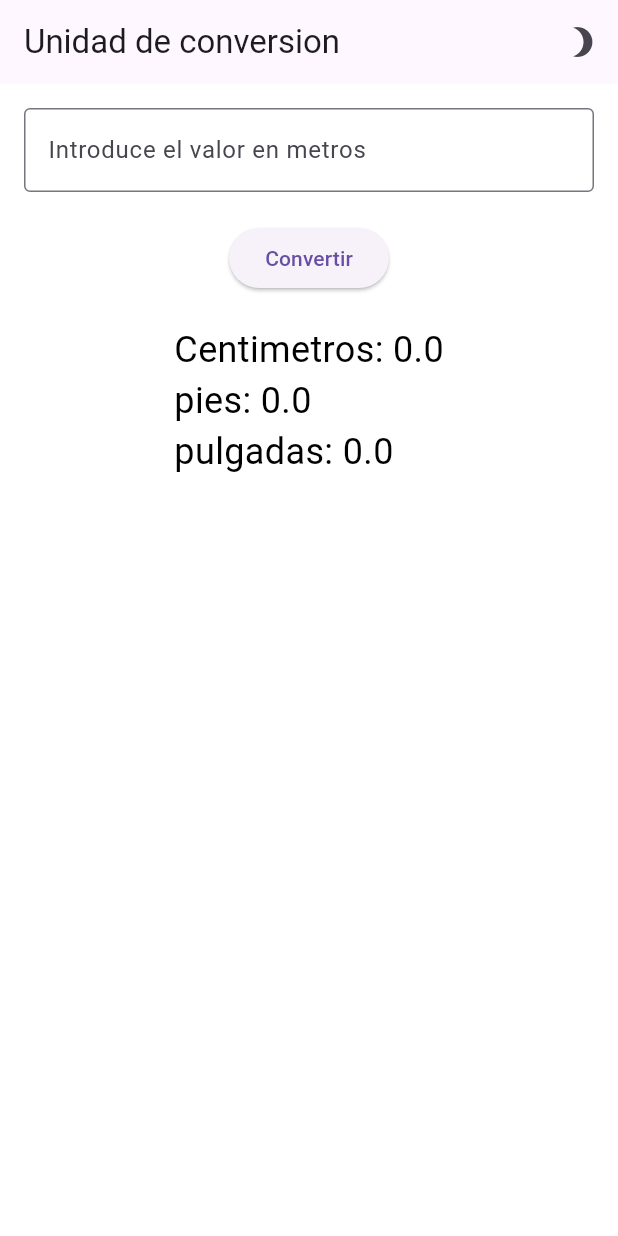
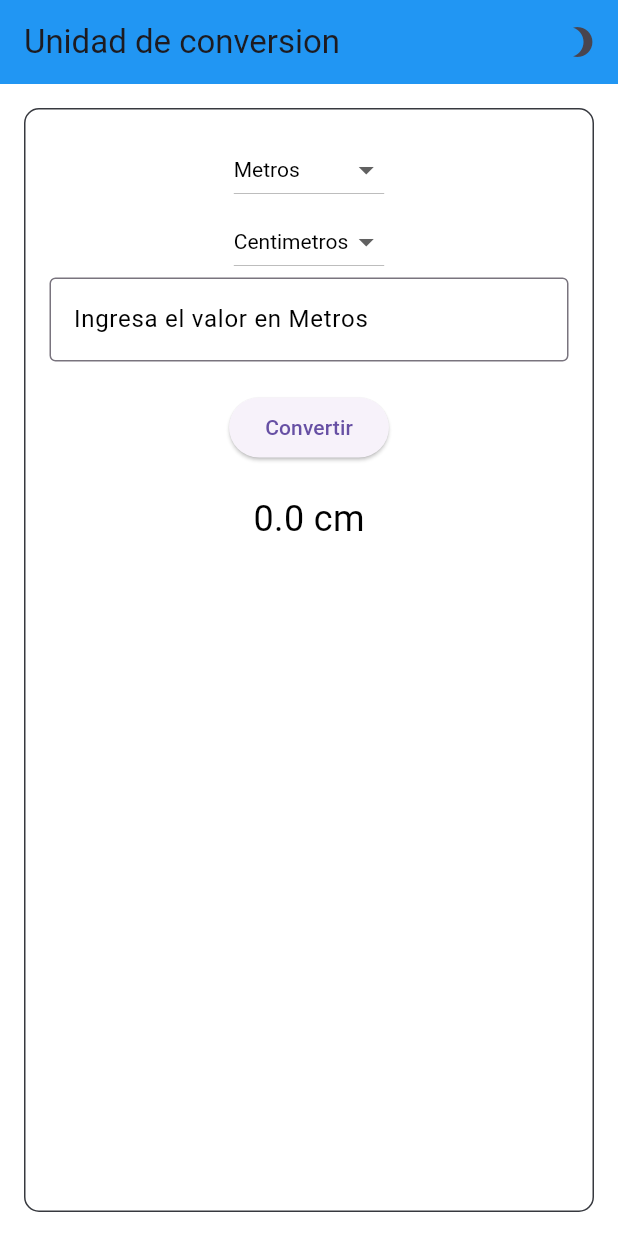
Before and after one commit to Police65/medidorLongitud, a Flutter app: the screen it shows after launch, after a tap on "Convertir", on a phone screen of 412 x 824 dp. Run offline on Flutter 3.47's test engine with Material 3 defaults, Android fonts, the phone set to English and light mode, and no system bars.

Commit message:
V1.1.0
Versión 1.1.0
- Se agregó la funcionalidad de cambiar el color del texto a blanco en modo oscuro para mejorar la legibilidad.
- Se corrigieron errores relacionados con la seguridad de los nulos en Dart. (literalmente aprendí eso hoy)
- Se mejoró la lógica de conversión para soportar todas las combinaciones de unidades de medida.

```diff
--- a/lib/main.dart
+++ b/lib/main.dart
@@ -7,7 +7,7 @@ class ConversionApp extends StatelessWidget {
   @override
   Widget build(BuildContext context) {
     return MaterialApp(
-      title: 'Unit Conversion',
+      title: 'Unidad de conversion',
       theme: ThemeData(
         primarySwatch: Colors.blue,
         visualDensity: VisualDensity.adaptivePlatformDensity,
@@ -26,13 +26,42 @@ class _ConversionPageState extends State<ConversionPage> {
   double _inputValue = 0.0;
   bool _isDarkMode = false;
   String _result = "";
+  String _startUnit = "Metros";
+  String _convertedUnit = "Centimetros";
 
   void _convert() {
     setState(() {
-      _result =
-          "Centimetros: ${ConversionHelper.metersToCentimeters(_inputValue)}\n"
-          "pies: ${ConversionHelper.metersToFeet(_inputValue)}\n"
-          "pulgadas: ${ConversionHelper.metersToInches(_inputValue)}";
+      double meters = 0.0;
+
+      switch (_startUnit) {
+        case 'Metros':
+          meters = _inputValue;
+          break;
+        case 'Centimetros':
+          meters = ConversionHelper.centimetersToMeters(_inputValue);
+          break;
+        case 'Pies':
+          meters = ConversionHelper.feetToMeters(_inputValue);
+          break;
+        case 'Pulgadas':
+          meters = ConversionHelper.inchesToMeters(_inputValue);
+          break;
+      }
+
+      switch (_convertedUnit) {
+        case 'Metros':
+          _result = '$meters m';
+          break;
+        case 'Centimetros':
+          _result = '${ConversionHelper.metersToCentimeters(meters)} cm';
+          break;
+        case 'Pies':
+          _result = '${ConversionHelper.metersToFeet(meters)} ft';
+          break;
+        case 'Pulgadas':
+          _result = '${ConversionHelper.metersToInches(meters)} in';
+          break;
+      }
     });
   }
 
@@ -48,6 +77,7 @@ class _ConversionPageState extends State<ConversionPage> {
       backgroundColor: _isDarkMode ? Colors.black : Colors.white,
       appBar: AppBar(
         title: Text('Unidad de conversion'),
+        backgroundColor: _isDarkMode ? Colors.grey[900] : Colors.blue,
         actions: <Widget>[
           IconButton(
             icon: Icon(_isDarkMode ? Icons.brightness_7 : Icons.brightness_3),
@@ -57,18 +87,65 @@ class _ConversionPageState extends State<ConversionPage> {
       ),
       body: Padding(
         padding: const EdgeInsets.all(16.0),
+        child: Container(
+          decoration: BoxDecoration(
+            color: _isDarkMode ? Color(0xFF202225) : Colors.white,
+            borderRadius: BorderRadius.circular(10),
+            border: Border.all(
+              color: _isDarkMode ? Color(0xFF37393f) : Color(0xFF37393f),
+            ),
+          ),
+          padding: const EdgeInsets.all(16.0),
           child: Column(
             children: <Widget>[
+              DropdownButton<String>(
+                value: _startUnit,
+                style:
+                    TextStyle(color: _isDarkMode ? Colors.white : Colors.black),
+                items: <String>['Metros', 'Centimetros', 'Pies', 'Pulgadas']
+                    .map<DropdownMenuItem<String>>((String value) {
+                  return DropdownMenuItem<String>(
+                    value: value,
+                    child: Text(value),
+                  );
+                }).toList(),
+                onChanged: (String? newValue) {
+                  setState(() {
+                    _startUnit = newValue ?? _startUnit;
+                  });
+                },
+              ),
+              DropdownButton<String>(
+                value: _convertedUnit,
+                style:
+                    TextStyle(color: _isDarkMode ? Colors.white : Colors.black),
+                items: <String>['Metros', 'Centimetros', 'Pies', 'Pulgadas']
+                    .map<DropdownMenuItem<String>>((String value) {
+                  return DropdownMenuItem<String>(
+                    value: value,
+                    child: Text(value),
+                  );
+                }).toList(),
+                onChanged: (String? newValue) {
+                  setState(() {
+                    _convertedUnit = newValue ?? _convertedUnit;
+                  });
+                },
+              ),
               TextField(
                 onChanged: (value) {
                   setState(() {
                     _inputValue = double.tryParse(value) ?? 0.0;
                   });
                 },
+                style:
+                    TextStyle(color: _isDarkMode ? Colors.white : Colors.black),
                 keyboardType: TextInputType.number,
                 decoration: InputDecoration(
                   border: OutlineInputBorder(),
-                labelText: 'Introduce el valor en metros',
+                  labelText: 'Ingresa el valor en $_startUnit',
+                  labelStyle: TextStyle(
+                      color: _isDarkMode ? Colors.white : Colors.black),
                 ),
               ),
               SizedBox(height: 20),
@@ -87,6 +164,7 @@ class _ConversionPageState extends State<ConversionPage> {
             ],
           ),
         ),
+      ),
     );
   }
 }
--- a/lib/utils/conversion_helper.dart
+++ b/lib/utils/conversion_helper.dart
@@ -10,4 +10,16 @@ class ConversionHelper {
   static double metersToInches(double meters) {
     return meters * 39.37;
   }
+
+  static double centimetersToMeters(double centimeters) {
+    return centimeters / 100.0;
+  }
+
+  static double feetToMeters(double feet) {
+    return feet / 3.281;
+  }
+
+  static double inchesToMeters(double inches) {
+    return inches / 39.37;
+  }
 }
```
Lines whose indentation alone changed are shown as unchanged.
